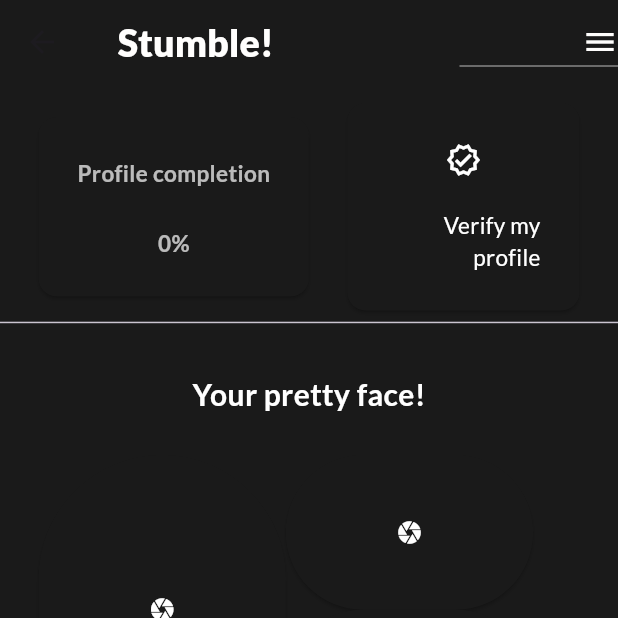
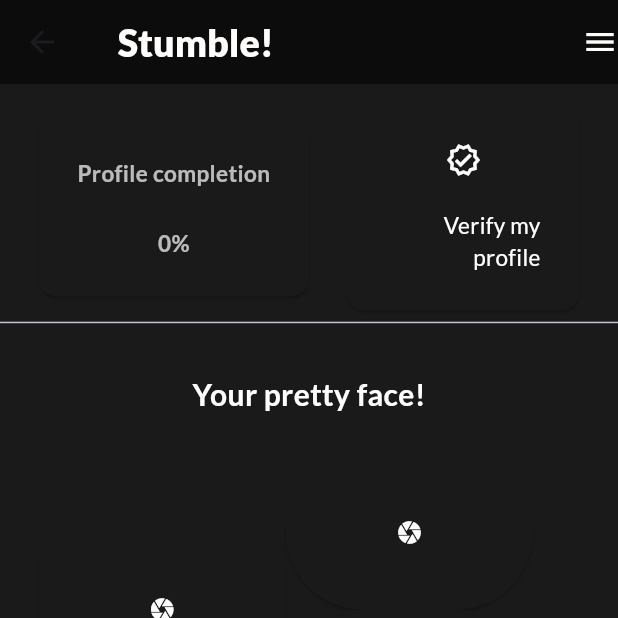
Before and after one commit to sarthakagrawal927/stumble-app, a Flutter app: the UserProfileCompletionScreen screen opened by its route, on a phone screen of 412 x 824 dp, the top half of it. Run offline on Flutter 3.47's test engine with Material 3 defaults, Android fonts, the light colour scheme and no system bars; our stand-ins replace dio, firebase_core, firebase_crashlytics, flutter_otp_text_field, flutter_secure_storage, google_fonts and 4 more; missing offline and left inert: age_calculator, chucker_flutter; accounts and stored records are empty.

Commit message:
Basic UI changes.

```diff
--- a/lib/constants.dart
+++ b/lib/constants.dart
@@ -14,9 +14,9 @@
 
 const Color headingColor = Color.fromRGBO(255, 254, 253, 1);
 
-const Color topAppBarColor = Color.fromRGBO(26, 26, 26, 0.5);
+const Color topAppBarColor = Colors.black54;
 
-const Color bottomAppBarColor = Color.fromRGBO(26, 26, 26, 1);
+const Color bottomAppBarColor = Colors.black54;
 
 const Color filterScreenTextColor = Color.fromRGBO(231, 10, 95, 0.5);
 
--- a/lib/screens/matches_and_chats_screen.dart
+++ b/lib/screens/matches_and_chats_screen.dart
@@ -52,7 +52,7 @@
   @override
   Widget build(BuildContext context) {
     return Scaffold(
-      backgroundColor: Colors.black,
+      backgroundColor: widgetColor,
       appBar: const TopAppBar(),
       body: Container(
         color: backgroundColor,
--- a/lib/widgets/top_app_bar.dart
+++ b/lib/widgets/top_app_bar.dart
@@ -15,7 +15,8 @@
       ),
       child: AppBar(
         actions: [
-          DropdownButton(
+          DropdownButtonHideUnderline(
+            child: DropdownButton(
               dropdownColor: backgroundColor,
               items: const [
                 DropdownMenuItem(
@@ -63,6 +64,7 @@
                 color: headingColor,
               ),
             ),
+          ),
         ],
         backgroundColor: topAppBarColor,
         title: Padding(
```
Lines whose indentation alone changed are shown as unchanged.
